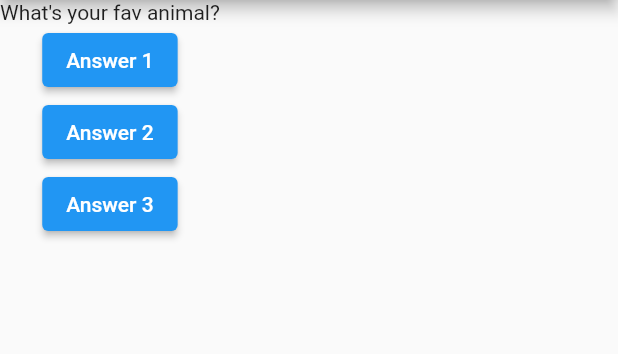
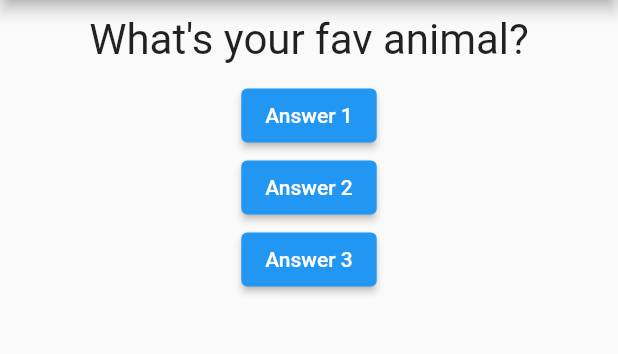
Before and after one commit to anis-agwan/Quizine, a Flutter app: the screen it shows after launch, after a tap on "Answer 1", on a phone screen of 412 x 824 dp, the part 84-438 px from its top. Run offline on Flutter 3.47's test engine with Material 2 defaults, Android fonts, the phone set to English and light mode, and no system bars.

Commit message:
Created separated Question widget with styling

```diff
--- a/lib/main.dart
+++ b/lib/main.dart
@@ -1,4 +1,5 @@
 import 'package:flutter/material.dart';
+import './question.dart';
 
 void main() {
   runApp(MyApp());
@@ -6,17 +7,17 @@
 
 class MyApp extends StatefulWidget {
   @override
-  MyAppState createState() => MyAppState();
+  _MyAppState createState() => _MyAppState();
 }
 
-class MyAppState extends State<MyApp> {
-  var questionIndex = 0;
+class _MyAppState extends State<MyApp> {
+  var _questionIndex = 0;
 
-  void answerQuestion() {
+  void _answerQuestion() {
     setState(() {
-      questionIndex += 1;
+      _questionIndex += 1;
     });
-    print(questionIndex);
+    print(_questionIndex);
   }
 
   @override
@@ -35,17 +36,17 @@
         ),
         body: Column(
           children: <Widget>[
-            Text(questions[questionIndex]),
+            Question(questions[_questionIndex]),
             ElevatedButton(
-                onPressed: answerQuestion,
+                onPressed: _answerQuestion,
                 child: Text("Answer 1"),
             ),
             ElevatedButton(
-              onPressed: answerQuestion,
+              onPressed: _answerQuestion,
               child: Text("Answer 2"),
             ),
             ElevatedButton(
-              onPressed: answerQuestion,
+              onPressed: _answerQuestion,
               child: Text("Answer 3"),
             )
           ],
--- /dev/null
+++ b/lib/question.dart
@@ -0,0 +1,22 @@
+import 'package:flutter/cupertino.dart';
+import 'package:flutter/material.dart';
+
+class Question extends StatelessWidget {
+  final String questionText;
+
+  Question(this.questionText);
+
+  @override
+  Widget build(BuildContext context) {
+    return Container(
+      width: double.infinity, // Taking up all the space
+      margin: EdgeInsets.all(10),
+      child: Text(
+        questionText,
+        style: TextStyle(
+        fontSize: 28,),
+        textAlign: TextAlign.center,
+        ),
+    );
+  }
+}
```
